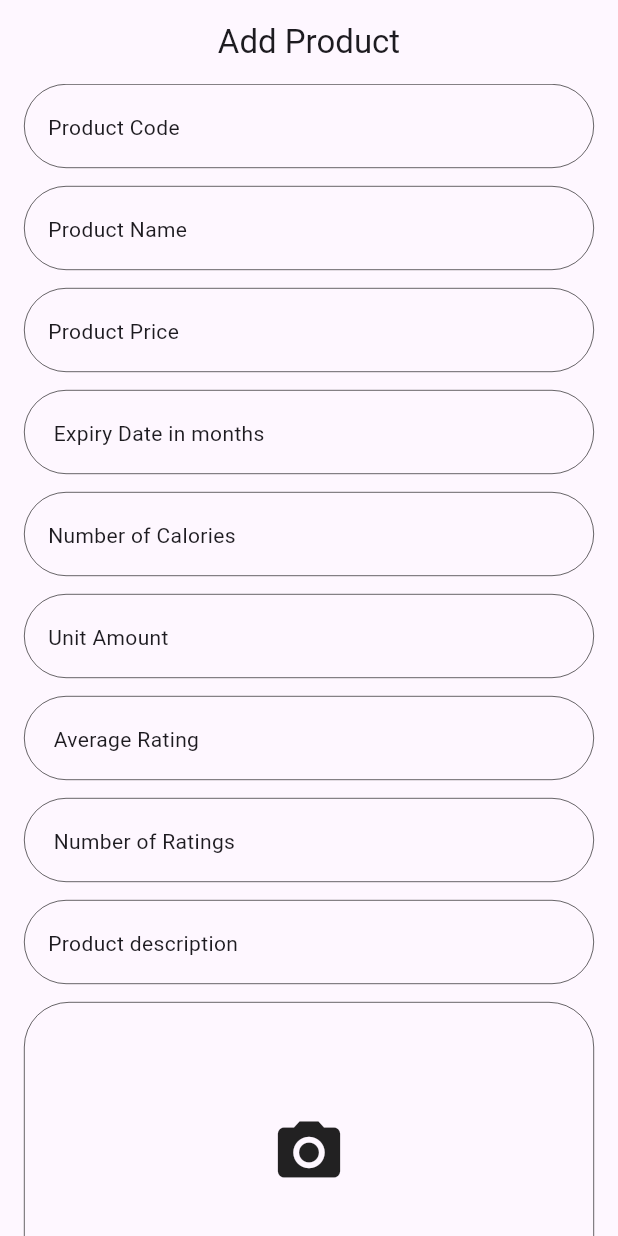
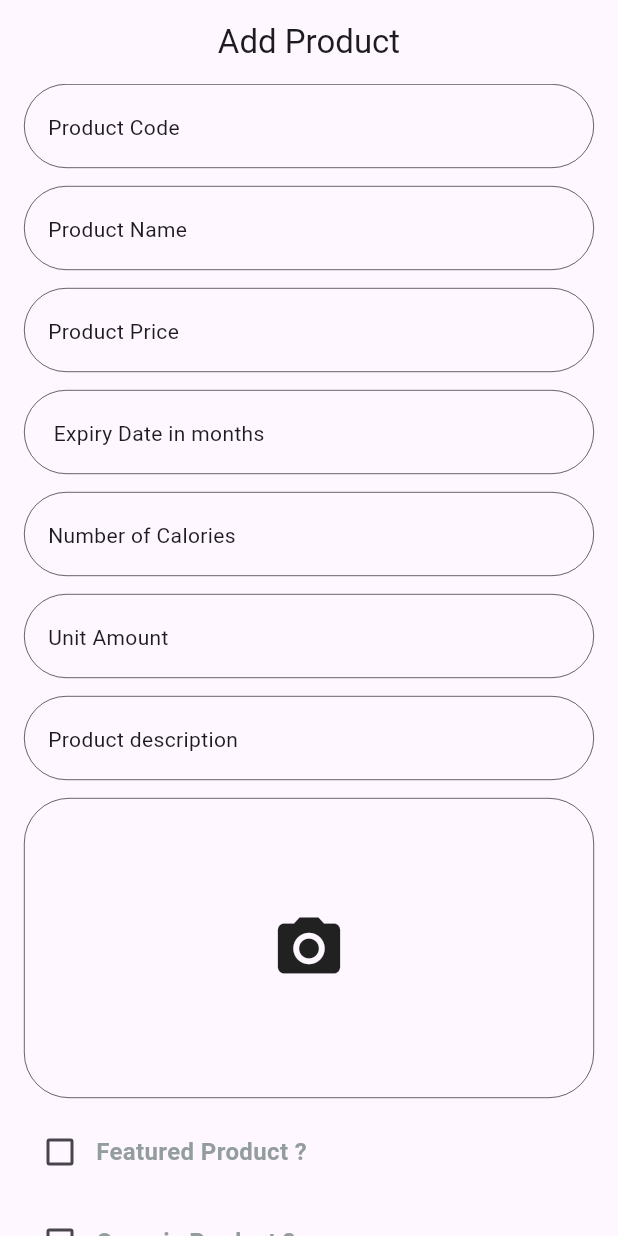
Before and after one commit to Sheriif80/Fruits-Hub-Dashboard, a Flutter app: the AddProductView screen opened by its route, on a phone screen of 412 x 824 dp. Run offline on Flutter 3.47's test engine with Material 3 defaults, Android fonts, the phone set to English and light mode, and no system bars; drawn by our look-alikes of modal_progress_hud_nsn, skeletonizer; our stand-ins replace bloc, cloud_firestore, dartz, firebase_core, firebase_storage, flutter_bloc and 6 more; missing offline and left inert: animated_snack_bar; accounts and stored records are empty.

Commit message:
Removed the custom text form fields that were sending useless data

```diff
--- a/lib/features/add_product/presentation/views/widgets/add_product_view_body.dart
+++ b/lib/features/add_product/presentation/views/widgets/add_product_view_body.dart
@@ -22,11 +22,11 @@ class AddProductViewBody extends StatefulWidget {
 class _AddProductViewBodyState extends State<AddProductViewBody> {
   final GlobalKey<FormState> formKey = GlobalKey<FormState>();
   late String? productCode, productName, productDescription;
-  late num productPrice, avgRating;
+  late num productPrice;
   File? fileImage;
   bool isFeatured = false;
   bool isOrganic = false;
-  late int expiryDateMonths, numberOfCalories, unitAmount, numberOfRatings;
+  late int expiryDateMonths, numberOfCalories, unitAmount;
 
   AutovalidateMode autovalidateMode = AutovalidateMode.disabled;
   @override
@@ -91,24 +91,7 @@ class _AddProductViewBodyState extends State<AddProductViewBody> {
               ),
 
               const Gap(12),
-              CustomTextFormField(
-                onSaved: (value) {
-                  avgRating = num.parse(value!);
-                },
-                hintText: ' Average Rating',
-                keyboardType: TextInputType.number,
-              ),
 
-              const Gap(12),
-              CustomTextFormField(
-                onSaved: (value) {
-                  numberOfRatings = int.parse(value!);
-                },
-                hintText: ' Number of Ratings',
-                keyboardType: TextInputType.number,
-              ),
-
-              const Gap(12),
               CustomTextFormField(
                 onSaved: (value) {
                   productDescription = value;
@@ -153,9 +136,6 @@ class _AddProductViewBodyState extends State<AddProductViewBody> {
                         expiryDateMonths: expiryDateMonths,
                         numberOfCalories: numberOfCalories,
                         unitAmount: unitAmount,
-                        avgRating: avgRating,
-                        numberOfRatings: numberOfRatings,
-                        reviews: [],
                       );
                       BlocProvider.of<AddProductCubit>(
                         context,
```
